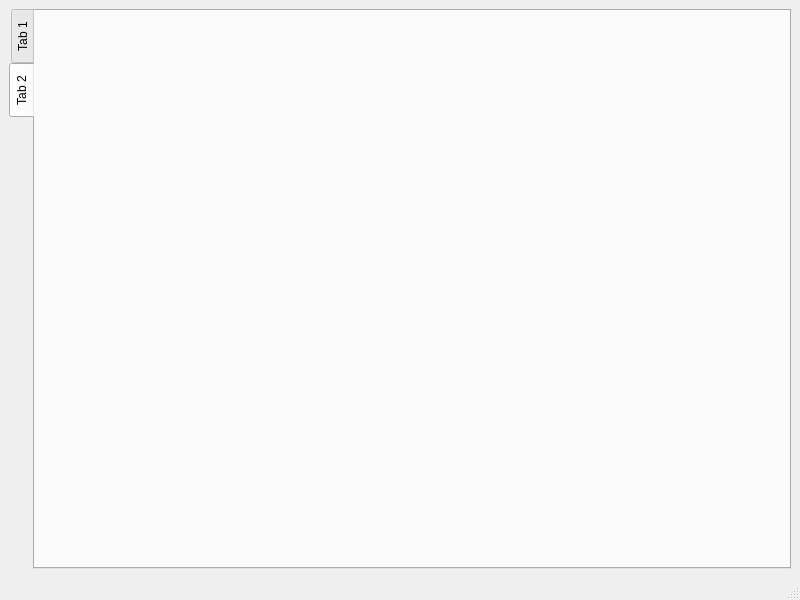
The window that ui/packageman.ui (VT2-1/VT2) describes before a commit, drawn with Qt 5.
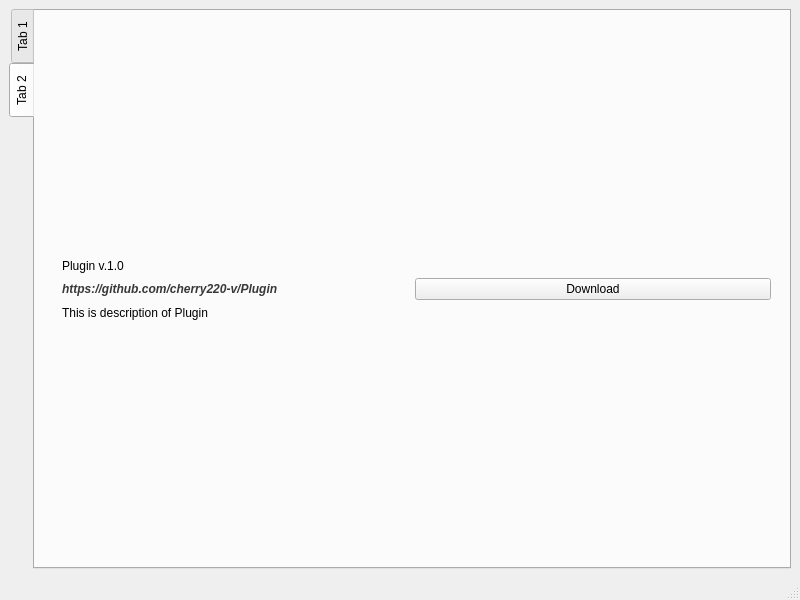
The same window after the commit. The open tabs and pages were chosen to show the change.

Patch:
```diff
--- a/ui/packageman.ui
+++ b/ui/packageman.ui
@@ -86,6 +86,57 @@
        <attribute name="title">
         <string>Tab 2</string>
        </attribute>
+       <layout class="QVBoxLayout" name="verticalLayout">
+        <item>
+         <widget class="QWidget" name="widget_2" native="true">
+          <property name="maximumSize">
+           <size>
+            <width>16777215</width>
+            <height>100</height>
+           </size>
+          </property>
+          <layout class="QHBoxLayout" name="themeTabLayout">
+           <item>
+            <widget class="QWidget" name="widget_4" native="true">
+             <layout class="QVBoxLayout" name="cardTextLayout_2">
+              <item>
+               <widget class="QLabel" name="nameLbl_2">
+                <property name="text">
+                 <string>Plugin v.1.0</string>
+                </property>
+               </widget>
+              </item>
+              <item>
+               <widget class="QLabel" name="repoLbl_2">
+                <property name="text">
+                 <string>&lt;html&gt;&lt;head/&gt;&lt;body&gt;&lt;p&gt;&lt;span style=&quot; font-weight:600; font-style:italic; color:#383838;&quot;&gt;https://github.com/cherry220-v/Plugin&lt;/span&gt;&lt;/p&gt;&lt;/body&gt;&lt;/html&gt;</string>
+                </property>
+                <property name="textFormat">
+                 <enum>Qt::RichText</enum>
+                </property>
+               </widget>
+              </item>
+              <item>
+               <widget class="QLabel" name="descriptLbl_2">
+                <property name="text">
+                 <string>This is description of Plugin</string>
+                </property>
+               </widget>
+              </item>
+             </layout>
+            </widget>
+           </item>
+           <item>
+            <widget class="QPushButton" name="pushButton_2">
+             <property name="text">
+              <string>Download</string>
+             </property>
+            </widget>
+           </item>
+          </layout>
+         </widget>
+        </item>
+       </layout>
       </widget>
      </widget>
     </item>
```
Left out of the diff: 3 changed lines with no effect on the pictures.
